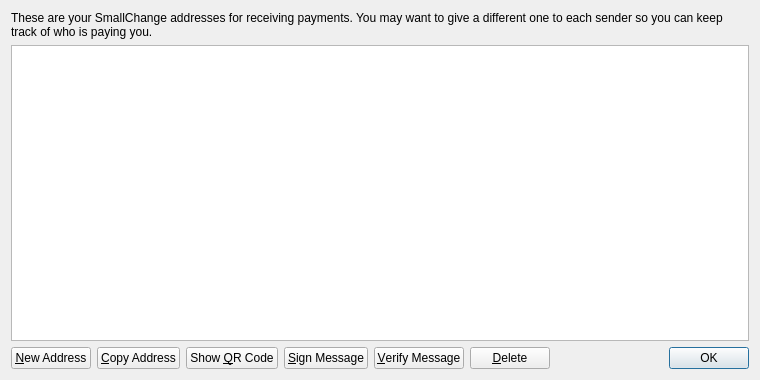
This is src/qt/forms/addressbookpage.ui in cashcoin/foodstamps as Qt 5 draws it before an edit. The edited form follows.
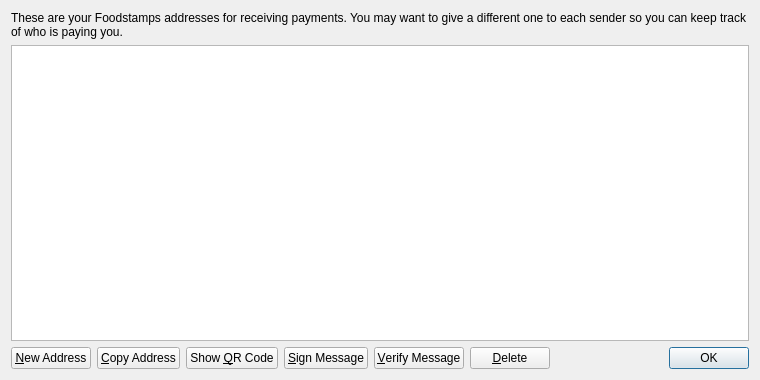
This is the edited form. Icons and pictures are not drawn.

Patch:
```diff
--- a/src/qt/forms/addressbookpage.ui
+++ b/src/qt/forms/addressbookpage.ui
@@ -17,7 +17,7 @@
    <item>
     <widget class="QLabel" name="labelExplanation">
      <property name="text">
-      <string>These are your SmallChange addresses for receiving payments. You may want to give a different one to each sender so you can keep track of who is paying you.</string>
+      <string>These are your Foodstamps addresses for receiving payments. You may want to give a different one to each sender so you can keep track of who is paying you.</string>
      </property>
      <property name="textFormat">
       <enum>Qt::PlainText</enum>
```
